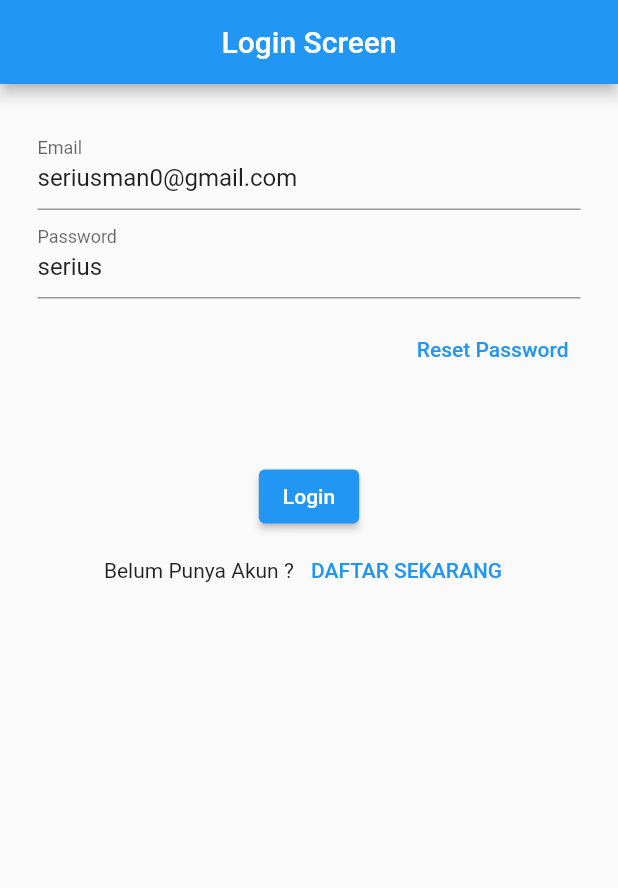
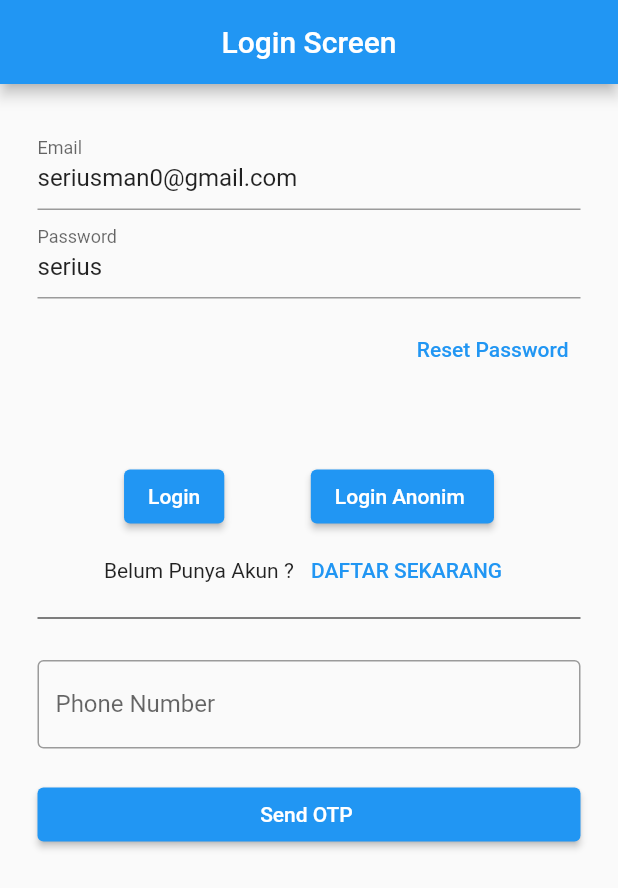
Before and after one commit to seriusman0/sfire, a Flutter app: the screen it shows after launch, on a phone screen of 412 x 824 dp. Shown: the top 888 px of the screen. Run offline on Flutter 3.47's test engine with Material 2 defaults, Android fonts, the phone set to English and light mode, and no system bars; our stand-ins replace firebase_auth, firebase_core, get; accounts and stored records are empty.

Commit message:
phone number auth

```diff
--- a/lib/app/modules/login/controllers/login_controller.dart
+++ b/lib/app/modules/login/controllers/login_controller.dart
@@ -6,10 +6,12 @@ class LoginController extends GetxController {
   TextEditingController emailC =
       TextEditingController(text: "seriusman0@gmail.com");
   TextEditingController passC = TextEditingController(text: "serius");
+  TextEditingController phoneC = TextEditingController();
 
   @override
   void onClose() {
     emailC.dispose();
     passC.dispose();
+    phoneC.dispose();
   }
 }
--- a/lib/app/modules/login/views/login_view.dart
+++ b/lib/app/modules/login/views/login_view.dart
@@ -17,7 +17,7 @@ class LoginView extends GetView<LoginController> {
       ),
       body: Padding(
         padding: const EdgeInsets.all(25.0),
-        child: Column(
+        child: ListView(
           children: <Widget>[
             TextField(
               controller: controller.emailC,
@@ -34,12 +34,20 @@ class LoginView extends GetView<LoginController> {
                     onPressed: () => Get.toNamed(Routes.RESET_PASSWORD),
                     child: Text("Reset Password"))),
             SizedBox(height: 50),
+            Row(
+              mainAxisAlignment: MainAxisAlignment.spaceEvenly,
+              children: [
                 ElevatedButton(
                     onPressed: () => authC.login(
                           controller.emailC.text,
                           controller.passC.text,
                         ),
                     child: Text("Login")),
+                ElevatedButton(
+                    onPressed: () => authC.loginAnonimous(),
+                    child: Text("Login Anonim ")),
+              ],
+            ),
             SizedBox(height: 1),
             Row(
               mainAxisAlignment: MainAxisAlignment.center,
@@ -50,6 +58,20 @@ class LoginView extends GetView<LoginController> {
                     child: Text("DAFTAR SEKARANG"))
               ],
             ),
+            Divider(color: Colors.black),
+            SizedBox(
+              height: 20,
+            ),
+            TextField(
+              controller: controller.phoneC,
+              keyboardType: TextInputType.phone,
+              decoration: InputDecoration(
+                  labelText: "Phone Number", border: OutlineInputBorder()),
+            ),
+            SizedBox(height: 20),
+            ElevatedButton(
+                onPressed: () => authC.loginPhone(controller.phoneC.text),
+                child: Text("Send OTP ")),
           ],
         ),
       ),
--- a/lib/app/routes/app_pages.dart
+++ b/lib/app/routes/app_pages.dart
@@ -4,6 +4,8 @@ import 'package:sfire/app/modules/home/bindings/home_binding.dart';
 import 'package:sfire/app/modules/home/views/home_view.dart';
 import 'package:sfire/app/modules/login/bindings/login_binding.dart';
 import 'package:sfire/app/modules/login/views/login_view.dart';
+import 'package:sfire/app/modules/otp/bindings/otp_binding.dart';
+import 'package:sfire/app/modules/otp/views/otp_view.dart';
 import 'package:sfire/app/modules/reset_password/bindings/reset_password_binding.dart';
 import 'package:sfire/app/modules/reset_password/views/reset_password_view.dart';
 import 'package:sfire/app/modules/signup/bindings/signup_binding.dart';
@@ -37,5 +39,10 @@ class AppPages {
       page: () => ResetPasswordView(),
       binding: ResetPasswordBinding(),
     ),
+    GetPage(
+      name: _Paths.OTP,
+      page: () => OtpView(),
+      binding: OtpBinding(),
+    ),
   ];
 }
--- a/lib/app/routes/app_routes.dart
+++ b/lib/app/routes/app_routes.dart
@@ -8,6 +8,7 @@ abstract class Routes {
   static const LOGIN = _Paths.LOGIN;
   static const SIGNUP = _Paths.SIGNUP;
   static const RESET_PASSWORD = _Paths.RESET_PASSWORD;
+  static const OTP = _Paths.OTP;
 }
 
 abstract class _Paths {
@@ -15,4 +16,5 @@ abstract class _Paths {
   static const LOGIN = '/login';
   static const SIGNUP = '/signup';
   static const RESET_PASSWORD = '/reset-password';
+  static const OTP = '/otp';
 }
--- a/lib/main.dart
+++ b/lib/main.dart
@@ -28,11 +28,11 @@ class MyApp extends StatelessWidget {
             print(snapshot.data);
             return GetMaterialApp(
               title: "Application",
-              initialRoute:
-                  snapshot.data != null && snapshot.data!.emailVerified == true
-                      ? Routes.HOME
-                      : Routes.LOGIN,
-              // home: snapshot.data != null ? HomeView() : LoginView(),
+              initialRoute: snapshot.data != null ? Routes.HOME : Routes.LOGIN,
+              //     initialRoute:
+              // snapshot.data != null && snapshot.data!.emailVerified == true
+              //     ? Routes.HOME
+              //     : Routes.LOGIN,
               getPages: AppPages.routes,
             );
           }
```
Also changed, not shown: lib/app/controllers/auth_controller.dart (+55 -1 lines), lib/app/modules/otp/bindings/otp_binding.dart (added, +12 -0 lines), lib/app/modules/otp/controllers/otp_controller.dart (added, +11 -0 lines), lib/app/modules/otp/views/otp_view.dart (added, +35 -0 lines), 1 other file. Lines whose indentation alone changed are shown as unchanged.
